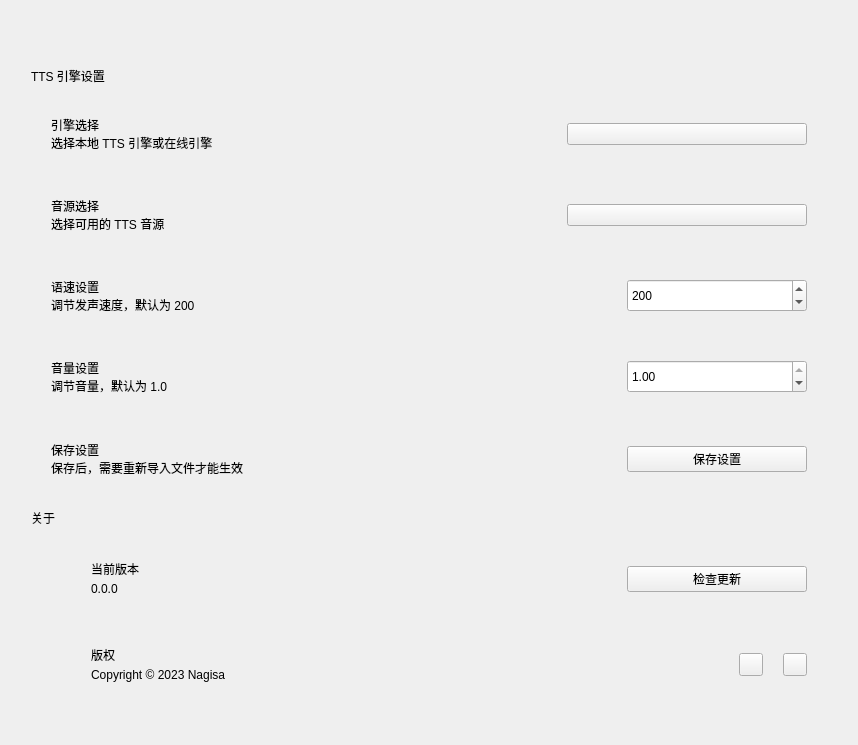
First picture: the form in settingInterface.ui, repository pth2000/PowerPointReviewer, before the edit.
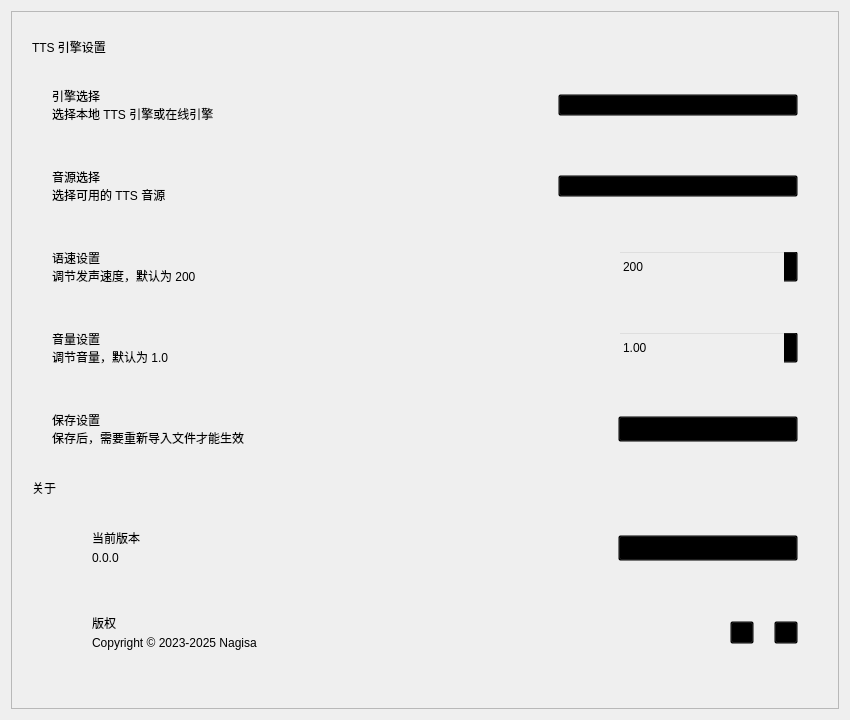
Second picture: the form after the edit. Custom widgets are drawn as their Qt base class.

Diff of the .ui file:
```diff
--- a/settingInterface.ui
+++ b/settingInterface.ui
@@ -6,8 +6,8 @@
    <rect>
     <x>0</x>
     <y>0</y>
-    <width>858</width>
-    <height>745</height>
+    <width>850</width>
+    <height>720</height>
    </rect>
   </property>
   <property name="windowTitle">
@@ -15,13 +15,31 @@
   </property>
   <layout class="QHBoxLayout" name="horizontalLayout_3">
    <item>
-    <widget class="QWidget" name="bgWidget" native="true">
-     <layout class="QVBoxLayout" name="verticalLayout_8">
+    <widget class="ScrollArea" name="bgScrollArea">
+     <property name="widgetResizable">
+      <bool>true</bool>
+     </property>
+     <widget class="QWidget" name="scrollAreaWidgetContents">
+      <property name="geometry">
+       <rect>
+        <x>0</x>
+        <y>0</y>
+        <width>830</width>
+        <height>700</height>
+       </rect>
+      </property>
+      <property name="styleSheet">
+       <string notr="true">background: transparent;</string>
+      </property>
+      <layout class="QVBoxLayout" name="verticalLayout_4">
+       <property name="spacing">
+        <number>6</number>
+       </property>
       <property name="leftMargin">
        <number>20</number>
       </property>
       <property name="topMargin">
-       <number>50</number>
+        <number>20</number>
       </property>
       <property name="rightMargin">
        <number>20</number>
@@ -365,9 +383,6 @@
            </layout>
           </widget>
          </item>
-        </layout>
-       </widget>
-      </item>
       <item>
        <widget class="CardWidget" name="CardWidget_4">
         <layout class="QHBoxLayout" name="horizontalLayout_15">
@@ -442,8 +457,14 @@
         </layout>
        </widget>
       </item>
+         </layout>
+        </widget>
+       </item>
       <item>
        <layout class="QVBoxLayout" name="verticalLayout_6">
+         <property name="spacing">
+          <number>5</number>
+         </property>
         <item>
          <widget class="SubtitleLabel" name="SubtitleLabel_2">
           <property name="minimumSize">
@@ -619,7 +640,7 @@
              <item>
               <widget class="CaptionLabel" name="copyrightLabel">
                <property name="text">
-                <string>Copyright © 2023 Nagisa</string>
+                 <string>Copyright © 2023-2025 Nagisa</string>
                </property>
               </widget>
              </item>
@@ -651,6 +672,7 @@
       </item>
      </layout>
     </widget>
+    </widget>
    </item>
   </layout>
  </widget>
@@ -691,6 +713,12 @@
    <header>qfluentwidgets</header>
    <container>1</container>
   </customwidget>
+  <customwidget>
+   <class>ScrollArea</class>
+   <extends>QScrollArea</extends>
+   <header>qfluentwidgets</header>
+   <container>1</container>
+  </customwidget>
   <customwidget>
    <class>CaptionLabel</class>
    <extends>QLabel</extends>
```
Lines whose indentation alone changed are shown as unchanged.
